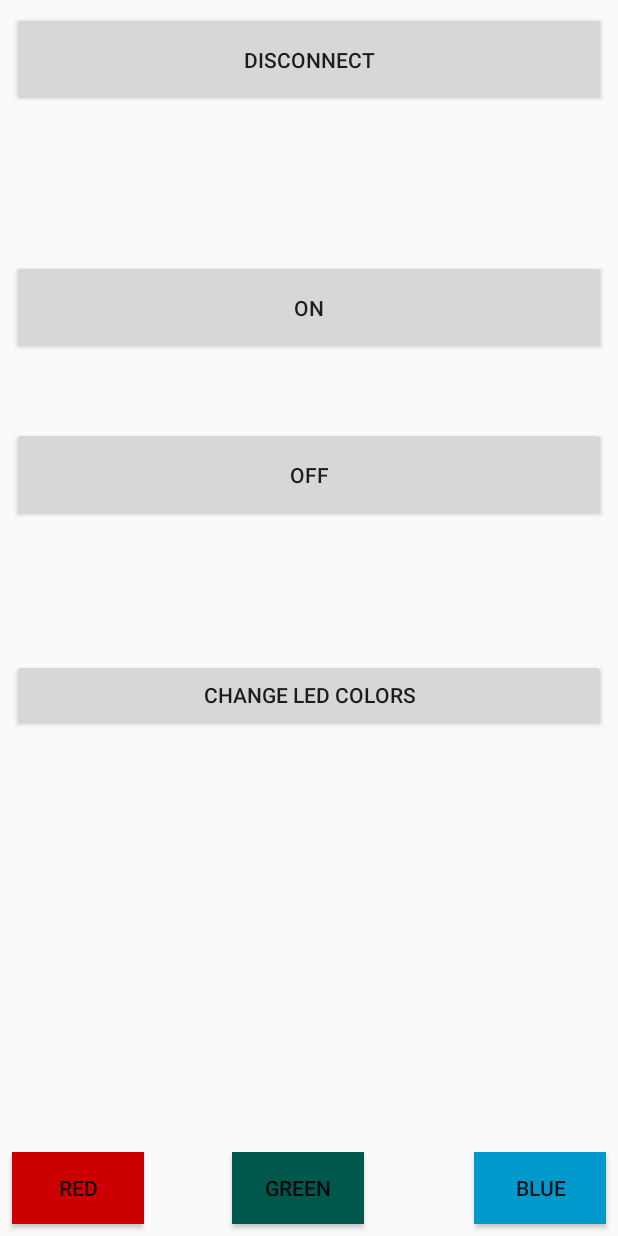
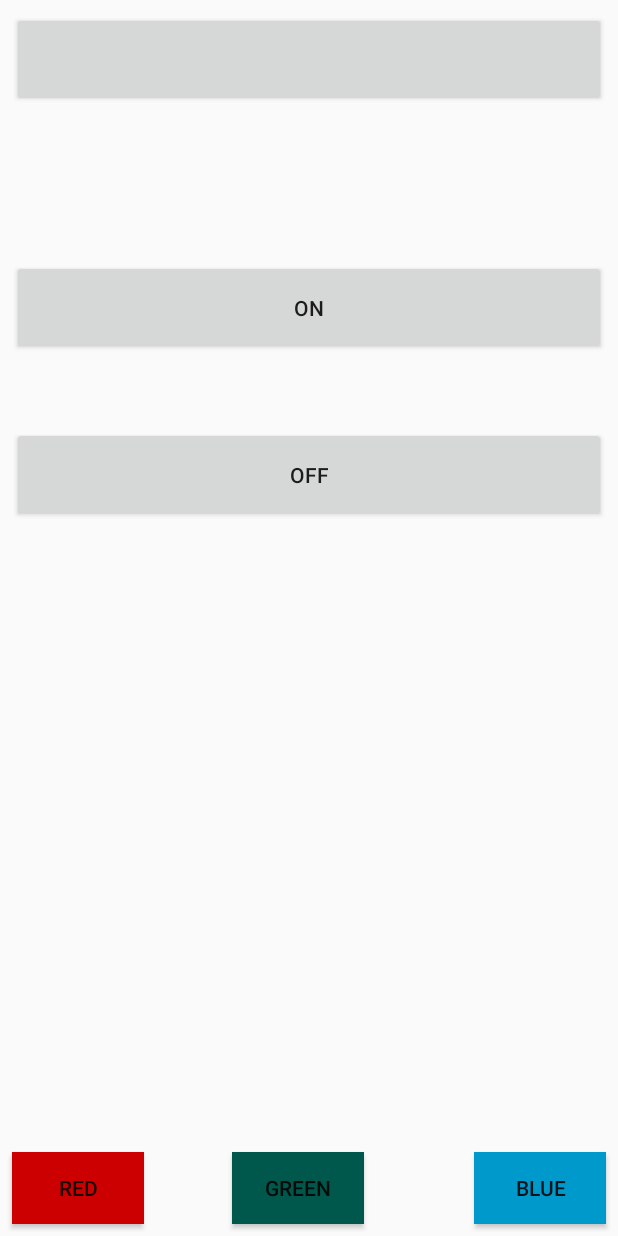
Before and after one commit to MoraruValentin/Bluetooth-Arduino-Weather-Station, an Android app: the MainActivity screen opened directly, with no data from a screen before it, on a phone screen of 412 x 824 dp. Run offline under Robolectric (Android 15) with nearby library versions, the phone set to English and light mode, and no system bars; 7 statements that could not run were skipped.

Commit message:
cleaned up button layout

```diff
--- a/app/src/main/java/com/ucv/mtv/bluetoothconn/MainActivity.java
+++ b/app/src/main/java/com/ucv/mtv/bluetoothconn/MainActivity.java
@@ -25,13 +25,12 @@ public class MainActivity extends Activity {
     private BluetoothSocket mBTSocket;
     private ReadInput mReadThread = null;
     private boolean mIsUserInitiatedDisconnect = false;
-    private Button btnDisconnect;
+    private Button btnPrint;
     private Button btnON;
     private Button btnOFF;
     private Button btnBlue;
     private Button btnGreen;
     private Button btnRed;
-    private Button btnChangeColor;
     private boolean mIsBluetoothConnected = false;
     private BluetoothDevice mDevice;
     private ProgressDialog progressDialog;
@@ -50,16 +49,16 @@ public class MainActivity extends Activity {
 
         Log.d(TAG, "Ready");
 
-        btnDisconnect = (Button) findViewById(R.id.btnDisconnect);
+        btnPrint = (Button) findViewById(R.id.btnPrint);
         btnON = (Button) findViewById(R.id.btnOn);
         btnOFF = (Button) findViewById(R.id.btn_off);
         btnBlue = (Button) findViewById(R.id.blue);
         btnGreen = (Button) findViewById(R.id.green);
         btnRed = (Button) findViewById(R.id.red);
-        btnChangeColor = (Button) findViewById(R.id.colorChange);
 
 
-        btnDisconnect.setOnClickListener(new OnClickListener() {
+
+        btnPrint.setOnClickListener(new OnClickListener() {
 
             @Override
             public void onClick(View v) {
@@ -99,7 +98,7 @@ public class MainActivity extends Activity {
             @Override
             public void onClick(View arg0) {
                 try {
-                    btnDisconnect.setText("");
+                    btnPrint.setText("");
                     mBTSocket.getOutputStream().write("a".toString().getBytes());
                 } catch (IOException e) {
                     // TODO Auto-generated catch block
@@ -113,7 +112,7 @@ public class MainActivity extends Activity {
             @Override
             public void onClick(View arg0) {
                 try {
-                    btnDisconnect.setText("");
+                    btnPrint.setText("");
                     mBTSocket.getOutputStream().write("b".toString().getBytes());
                 } catch (IOException e) {
                     // TODO Auto-generated catch block
@@ -126,7 +125,7 @@ public class MainActivity extends Activity {
             @Override
             public void onClick(View arg0) {
                 try {
-                    btnDisconnect.setText("");
+                    btnPrint.setText("");
                     mBTSocket.getOutputStream().write("c".toString().getBytes());
                 } catch (IOException e) {
                     // TODO Auto-generated catch block
@@ -134,19 +133,6 @@ public class MainActivity extends Activity {
                 }
             }
         });
-        btnChangeColor.setOnClickListener(new OnClickListener() {
-
-            @Override
-            public void onClick(View arg0) {
-                try {
-                    mBTSocket.getOutputStream().write("4".toString().getBytes());
-                } catch (IOException e) {
-                    // TODO Auto-generated catch block
-                    e.printStackTrace();
-                }
-            }
-        });
-
 
     }
 
@@ -179,7 +165,7 @@ public class MainActivity extends Activity {
                         for (i = 0; i < buffer.length && buffer[i] != 0; i++) {
                         }
                         final String strInput = new String(buffer, 0, i);
-                        btnDisconnect.setText(strInput);
+                        btnPrint.setText(strInput);
 
                     }
                     Thread.sleep(500);
--- a/app/src/main/res/layout/activity_main.xml
+++ b/app/src/main/res/layout/activity_main.xml
@@ -8,7 +8,7 @@
 
 
     <Button
-        android:id="@+id/btnDisconnect"
+        android:id="@+id/btnPrint"
         android:layout_width="match_parent"
         android:layout_height="63dp"
         android:layout_marginStart="8dp"
@@ -18,7 +18,6 @@
         android:layout_marginRight="8dp"
         android:layout_marginBottom="8dp"
         android:layout_weight="5"
-        android:text="@string/disconnect"
         app:layout_constraintBottom_toBottomOf="parent"
         app:layout_constraintEnd_toEndOf="parent"
         app:layout_constraintHorizontal_bias="0.298"
@@ -125,23 +124,5 @@
         app:layout_constraintTop_toBottomOf="@+id/btn_off"
         app:layout_constraintVertical_bias="1.0" />
 
-    <Button
-        android:id="@+id/colorChange"
-        android:layout_width="match_parent"
-        android:layout_height="wrap_content"
-        android:layout_marginStart="8dp"
-        android:layout_marginLeft="8dp"
-        android:layout_marginTop="8dp"
-        android:layout_marginEnd="8dp"
-        android:layout_marginRight="8dp"
-        android:layout_marginBottom="8dp"
-        android:text="@string/change_led_colors"
-        app:layout_constraintBottom_toTopOf="@+id/green"
-        app:layout_constraintEnd_toEndOf="parent"
-        app:layout_constraintHorizontal_bias="1.0"
-        app:layout_constraintStart_toStartOf="parent"
-        app:layout_constraintTop_toBottomOf="@+id/btn_off"
-        app:layout_constraintVertical_bias="0.234" />
-
 
 </android.support.constraint.ConstraintLayout>
```
